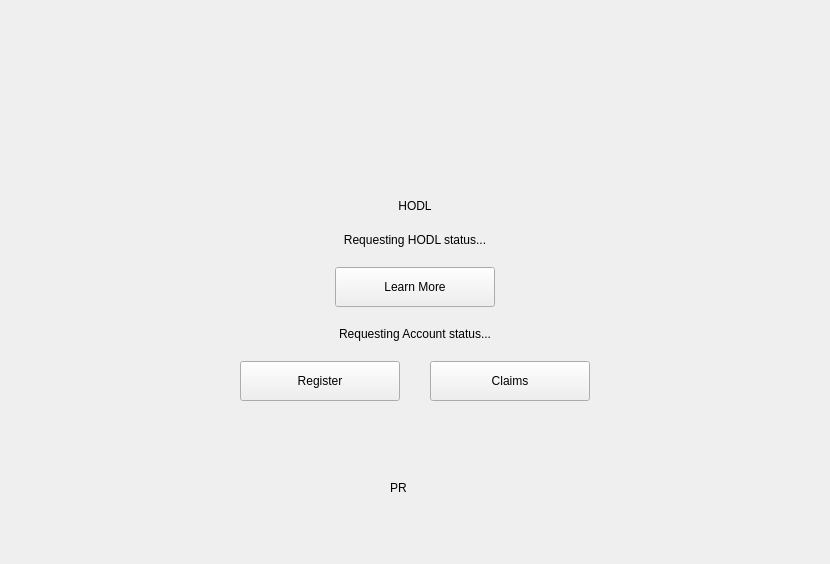
Qt form windows/h_hodl.ui (0xkobe/mwc-wallet) before a commit.
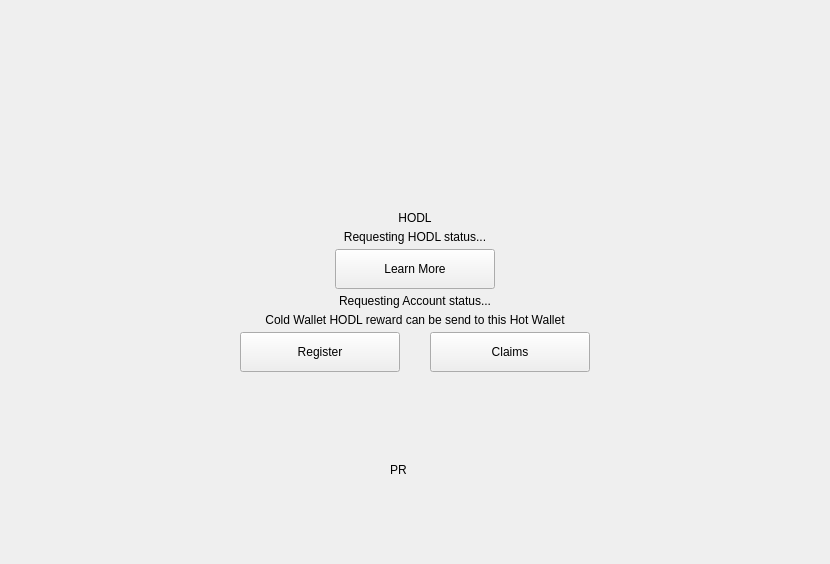
The same form after that commit. Icons and pictures are not drawn. Custom widgets are drawn as their Qt base class.

Commit message: https://github.com/mwcproject/mwc-qt-wallet/issues/266

Diff of the .ui file:
```diff
--- a/windows/h_hodl.ui
+++ b/windows/h_hodl.ui
@@ -14,6 +14,21 @@
    <string>Form</string>
   </property>
   <layout class="QHBoxLayout" name="horizontalLayout_5" stretch="1,5,1">
+   <property name="spacing">
+    <number>0</number>
+   </property>
+   <property name="leftMargin">
+    <number>3</number>
+   </property>
+   <property name="topMargin">
+    <number>3</number>
+   </property>
+   <property name="rightMargin">
+    <number>3</number>
+   </property>
+   <property name="bottomMargin">
+    <number>3</number>
+   </property>
    <item>
     <spacer name="horizontalSpacer">
      <property name="orientation">
@@ -28,9 +43,9 @@
     </spacer>
    </item>
    <item>
-    <layout class="QVBoxLayout" name="verticalLayout" stretch="2,0,0,0,0,0,0,3">
+    <layout class="QVBoxLayout" name="verticalLayout" stretch="2,0,0,0,0,0,0,0,3">
      <property name="spacing">
-      <number>20</number>
+      <number>5</number>
      </property>
      <item>
       <spacer name="verticalSpacer">
@@ -108,6 +123,9 @@
        <property name="alignment">
         <set>Qt::AlignCenter</set>
        </property>
+       <property name="margin">
+        <number>8</number>
+       </property>
       </widget>
      </item>
      <item>
@@ -121,6 +139,9 @@
        <property name="wordWrap">
         <bool>true</bool>
        </property>
+       <property name="margin">
+        <number>6</number>
+       </property>
       </widget>
      </item>
      <item>
@@ -186,6 +207,22 @@
        <property name="wordWrap">
         <bool>true</bool>
        </property>
+       <property name="margin">
+        <number>13</number>
+       </property>
+      </widget>
+     </item>
+     <item>
+      <widget class="control::MwcLabelSmall" name="accountStatus_2">
+       <property name="text">
+        <string>Cold Wallet HODL reward can be send to this Hot Wallet</string>
+       </property>
+       <property name="alignment">
+        <set>Qt::AlignCenter</set>
+       </property>
+       <property name="wordWrap">
+        <bool>true</bool>
+       </property>
       </widget>
      </item>
      <item>
@@ -416,6 +453,11 @@
    <extends>QLabel</extends>
    <header>control/MwcLabel.h</header>
   </customwidget>
+  <customwidget>
+   <class>control::MwcLabelSmall</class>
+   <extends>QLabel</extends>
+   <header>control/MwcLabel.h</header>
+  </customwidget>
   <customwidget>
    <class>control::MwcLabelLarge</class>
    <extends>QLabel</extends>
```
The commit also changes 24 other files.
